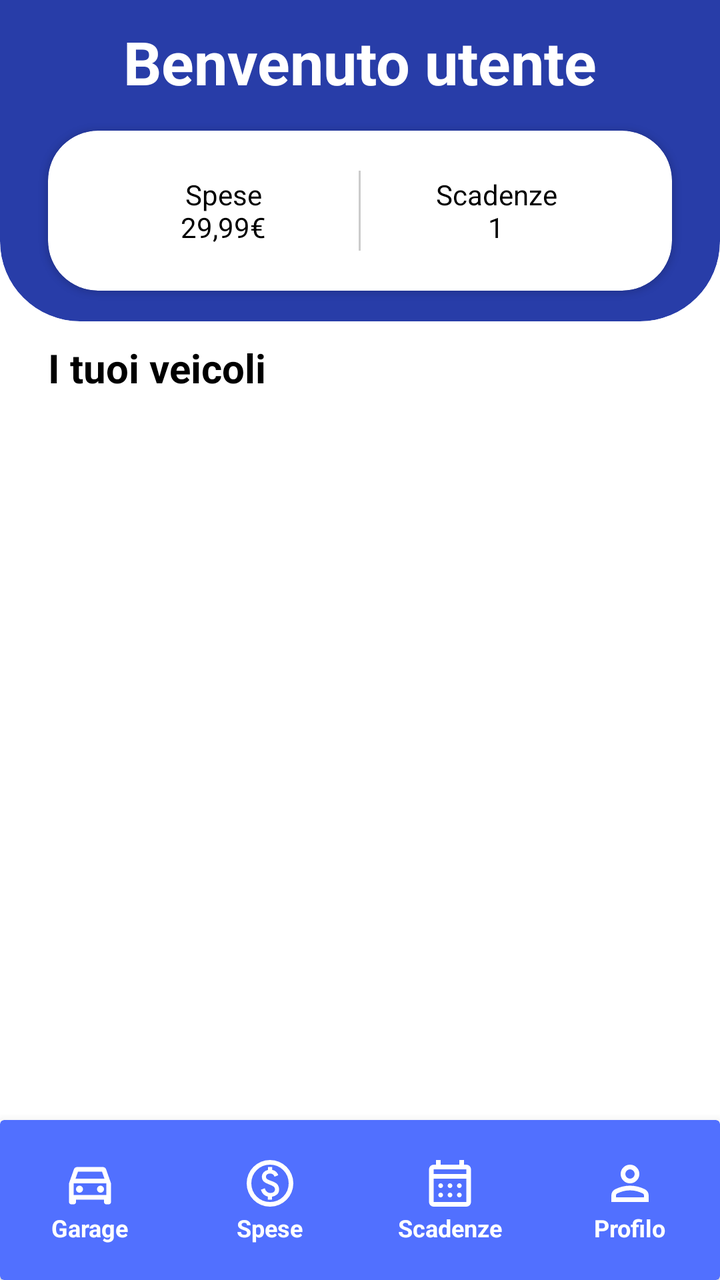
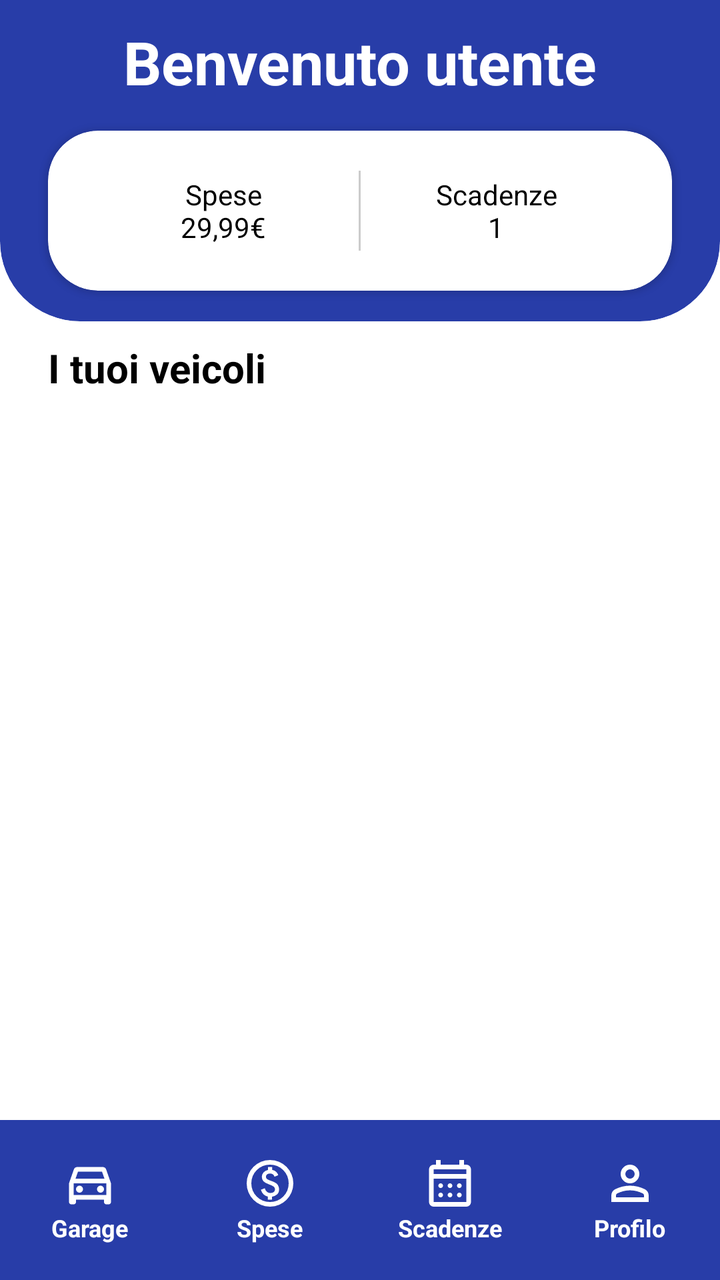

Compare the two renders of this Android layout. The source of the first and the diff that turns it into the second are given below.
<!-- AndroidManifest.xml: application theme Theme.MyCarManager -->
<!-- res/layout/activity_home.xml -->
<?xml version="1.0" encoding="utf-8"?>
<androidx.constraintlayout.widget.ConstraintLayout
    xmlns:android="http://schemas.android.com/apk/res/android"
    xmlns:app="http://schemas.android.com/apk/res-auto"
    xmlns:tools="http://schemas.android.com/tools"
    android:layout_width="match_parent"
    android:layout_height="match_parent"
    android:background="@color/Bianco"
    android:id="@+id/clHome">


    
    <androidx.cardview.widget.CardView
        android:id="@+id/cvHeaderProfilo"
        android:layout_width="match_parent"
        android:layout_height="200dp"
        android:layout_marginTop="-40dp"
        app:cardBackgroundColor="@color/Blu"
        app:cardCornerRadius="40dp"
        app:cardElevation="0dp"
        app:layout_constraintTop_toTopOf="parent">

        <TextView
            android:id="@+id/tvBenvenuto"
            android:layout_width="match_parent"
            android:layout_height="wrap_content"
            android:layout_marginTop="50dp"
            android:gravity="center"
            android:text="Benvenuto utente"
            android:textColor="@color/Bianco"
            android:textSize="30dp"
            android:textStyle="bold" />
    </androidx.cardview.widget.CardView>

    
    <androidx.cardview.widget.CardView
        android:id="@+id/cvSpeseScadenze"
        android:layout_width="match_parent"
        android:layout_height="wrap_content"
        android:layout_marginHorizontal="24dp"
        app:cardCornerRadius="25dp"
        android:layout_marginBottom="15dp"
        app:layout_constraintBottom_toBottomOf="@id/cvHeaderProfilo"> 

        <LinearLayout
            android:layout_width="match_parent"
            android:layout_height="wrap_content"
            android:padding="20dp"
            android:orientation="horizontal"
            android:gravity="center">

            <TextView
                android:layout_width="0dp"
                android:layout_height="wrap_content"
                android:layout_weight="1"
                android:gravity="center"
                android:text="Spese\n29,99€"
                android:textColor="@color/Nero" />

            <View
                android:layout_width="1dp"
                android:layout_height="40dp"
                android:background="#CCCCCC" />

            <TextView
                android:layout_width="0dp"
                android:layout_height="wrap_content"
                android:layout_weight="1"
                android:gravity="center"
                android:text="Scadenze\n1"
                android:textColor="@color/Nero" />
        </LinearLayout>
    </androidx.cardview.widget.CardView>

    <TextView
        android:id="@+id/tvEsempio"
        android:layout_width="wrap_content"
        android:layout_height="wrap_content"
        android:layout_marginStart="24dp"
        android:text="I tuoi veicoli"
        android:textColor="@color/Nero"
        android:paddingTop="10dp"
        android:textSize="20dp"
        android:textStyle="bold"
        app:layout_constraintStart_toStartOf="parent"
        app:layout_constraintTop_toBottomOf="@id/cvHeaderProfilo" /> 

    <androidx.recyclerview.widget.RecyclerView
        android:id="@+id/rvVeicoli"
        android:layout_width="match_parent"
        android:layout_height="0dp"
        tools:listitem="@layout/item_auto"
        app:layout_constraintTop_toBottomOf="@id/tvEsempio"
        app:layout_constraintBottom_toTopOf="@id/nb" />
    <include
        android:id="@+id/nb"
        layout="@layout/item_nav_bar"
        android:layout_width="match_parent"
        android:layout_height="wrap_content"
        app:layout_constraintBottom_toBottomOf="parent" />


</androidx.constraintlayout.widget.ConstraintLayout>
<!-- res/layout/item_auto.xml (included above) -->
<?xml version="1.0" encoding="utf-8"?>
<androidx.cardview.widget.CardView xmlns:android="http://schemas.android.com/apk/res/android"
    xmlns:app="http://schemas.android.com/apk/res-auto"
    xmlns:tools="http://schemas.android.com/tools"
    android:layout_width="match_parent"
    android:layout_height="wrap_content"
    android:layout_marginHorizontal="16dp"
    android:layout_marginVertical="8dp"
    app:cardBackgroundColor="@color/Azzuro_chiaro"
    app:cardCornerRadius="40dp"
    android:id="@+id/le_tue_auto"
    >

    <androidx.constraintlayout.widget.ConstraintLayout
        android:layout_width="match_parent"
        android:layout_height="wrap_content"
        android:padding="20dp">

        
        <androidx.cardview.widget.CardView
            android:id="@+id/cvImmagineAuto"
            android:layout_width="110dp"
            android:layout_height="110dp"
            app:layout_constraintBottom_toBottomOf="parent"
            app:layout_constraintStart_toStartOf="parent"
            app:layout_constraintTop_toTopOf="parent">

            <ImageView
                android:id="@+id/ivAuto"
                android:layout_width="match_parent"
                android:layout_height="match_parent"
                android:padding="8dp"
                android:src="@drawable/ic_logout"
                 />
        </androidx.cardview.widget.CardView>

        
        <TextView
            android:id="@+id/tvNomeAuto"
            android:layout_width="0dp"
            android:layout_height="wrap_content"
            android:layout_marginStart="20dp"
            android:text="Fiat Panda"
            android:textColor="@color/Nero"
            android:textSize="24dp"
            android:textStyle="bold"
            app:layout_constraintStart_toEndOf="@id/cvImmagineAuto" />

        <TextView
            android:id="@+id/tvTargaAuto"
            android:layout_width="0dp"
            android:layout_height="wrap_content"
            android:text="AB123CD"
            android:textColor="#555555"
            android:textSize="18dp"
            android:textStyle="bold"
            app:layout_constraintEnd_toEndOf="parent"
            app:layout_constraintStart_toStartOf="@id/tvNomeAuto"
            app:layout_constraintTop_toBottomOf="@id/tvNomeAuto" />

        <TextView
            android:id="@+id/tvStatoAuto"
            android:layout_width="0dp"
            android:layout_height="wrap_content"
            android:text="Attiva"
            android:textColor="@color/Verde"
            android:textSize="18dp"
            android:textStyle="bold"
            app:layout_constraintEnd_toEndOf="parent"
            app:layout_constraintStart_toStartOf="@id/tvNomeAuto"
            app:layout_constraintTop_toBottomOf="@id/tvTargaAuto" />

        
        <ImageView
            android:id="@+id/ivIconaSveglia"
            android:layout_width="28dp"
            android:layout_height="28dp"
            android:layout_marginTop="8dp"
            android:src="@android:drawable/ic_lock_idle_alarm"
            app:layout_constraintStart_toStartOf="@id/tvNomeAuto"
            app:layout_constraintTop_toBottomOf="@id/tvStatoAuto"
            app:tint="@color/Verde" />

    </androidx.constraintlayout.widget.ConstraintLayout>
</androidx.cardview.widget.CardView>
<!-- res/layout/item_nav_bar.xml (included above) -->
<?xml version="1.0" encoding="utf-8"?>
<androidx.cardview.widget.CardView
    xmlns:android="http://schemas.android.com/apk/res/android"
    xmlns:app="http://schemas.android.com/apk/res-auto"
    xmlns:tools="http://schemas.android.com/tools"
    android:layout_width="match_parent"
    android:layout_height="120dp"
    android:layout_marginTop="-40dp"
    app:cardBackgroundColor="@color/Blu_intenso"
    app:cardElevation="8dp">

    
    <LinearLayout
        android:layout_width="match_parent"
        android:layout_height="80dp"
        android:layout_gravity="bottom"
        android:orientation="horizontal"
        android:baselineAligned="false">

        
        <LinearLayout
            android:layout_width="0dp"
            android:layout_height="match_parent"
            android:layout_weight="1"
            android:gravity="center"
            android:orientation="vertical"
            android:clickable="true"
            android:focusable="true"
            >

            <ImageView
                android:layout_width="34dp"
                android:layout_height="28dp"
                android:src="@drawable/ic_auto"
                app:tint="@color/Bianco" />
            <TextView
                android:layout_width="wrap_content"
                android:layout_height="wrap_content"
                android:text="Garage"
                android:textColor="@color/Bianco"
                android:textSize="12sp"
                android:textStyle="bold" />
        </LinearLayout>

        
        <LinearLayout
            android:layout_width="0dp"
            android:layout_height="match_parent"
            android:layout_weight="1"
            android:gravity="center"
            android:orientation="vertical"
            android:clickable="true"
            android:focusable="true"
            >
            <ImageView
                android:layout_width="28dp"
                android:layout_height="28dp"
                android:src="@drawable/ic_spese"
                app:tint="@color/Bianco" />
            <TextView
                android:layout_width="wrap_content"
                android:layout_height="wrap_content"
                android:text="Spese"
                android:textColor="@color/Bianco"
                android:textSize="12sp"
                android:textStyle="bold" />
        </LinearLayout>

        <LinearLayout
            android:layout_width="0dp"
            android:layout_height="match_parent"
            android:layout_weight="1"
            android:gravity="center"
            android:orientation="vertical"
            android:clickable="true"
            android:focusable="true"
            >
            <ImageView
                android:layout_width="28dp"
                android:layout_height="28dp"
                android:src="@drawable/ic_scadenze"
                app:tint="@color/Bianco" />
            <TextView
                android:layout_width="wrap_content"
                android:layout_height="wrap_content"
                android:text="Scadenze"
                android:textColor="@color/Bianco"
                android:textSize="12sp"
                android:textStyle="bold" />
        </LinearLayout>
        <LinearLayout
            android:layout_width="0dp"
            android:layout_height="match_parent"
            android:layout_weight="1"
            android:gravity="center"
            android:orientation="vertical"
            android:clickable="true"
            android:focusable="true"
            >
            <ImageView
                android:layout_width="28dp"
                android:layout_height="28dp"
                android:src="@drawable/ic_profilo"
                app:tint="@color/Bianco" />
            <TextView
                android:layout_width="wrap_content"
                android:layout_height="wrap_content"
                android:text="Profilo"
                android:textColor="@color/Bianco"
                android:textSize="12sp"
                android:textStyle="bold" />
        </LinearLayout>

    </LinearLayout>
</androidx.cardview.widget.CardView>
<!-- resources referenced by this layout -->
<resources>
  <color name="Azzuro_chiaro">#d4f4ff</color>
  <color name="Bianco">#ffffff</color>
  <color name="Blu">#283da8</color>
  <color name="Blu_intenso">#5170ff</color>
  <color name="Nero">#000000</color>
  <color name="Verde">#17c808</color>
  <!-- drawable ic_auto (drawable) -->
  <vector xmlns:android="http://schemas.android.com/apk/res/android"
      android:width="24dp"
      android:height="24dp"
      android:viewportWidth="960"
      android:viewportHeight="960"
      android:tint="?attr/colorControlNormal">
    <path
        android:fillColor="@android:color/white"
        android:pathData="M240,760L240,800Q240,817 228.5,828.5Q217,840 200,840L160,840Q143,840 131.5,828.5Q120,817 120,800L120,480L204,240Q210,222 225.5,211Q241,200 260,200L700,200Q719,200 734.5,211Q750,222 756,240L840,480L840,800Q840,817 828.5,828.5Q817,840 800,840L760,840Q743,840 731.5,828.5Q720,817 720,800L720,760L240,760ZM232,400L728,400L686,280L274,280L232,400ZM200,480L200,480L200,680L200,680L200,480ZM300,640Q325,640 342.5,622.5Q360,605 360,580Q360,555 342.5,537.5Q325,520 300,520Q275,520 257.5,537.5Q240,555 240,580Q240,605 257.5,622.5Q275,640 300,640ZM660,640Q685,640 702.5,622.5Q720,605 720,580Q720,555 702.5,537.5Q685,520 660,520Q635,520 617.5,537.5Q600,555 600,580Q600,605 617.5,622.5Q635,640 660,640ZM200,680L760,680L760,480L200,480L200,680Z"/>
  </vector>
  <!-- drawable ic_logout (drawable) -->
  <vector xmlns:android="http://schemas.android.com/apk/res/android"
      android:width="24dp"
      android:height="24dp"
      android:viewportWidth="960"
      android:viewportHeight="960"
      android:tint="?attr/colorControlNormal"
      android:autoMirrored="true">
    <path
        android:fillColor="@android:color/white"
        android:pathData="M200,840Q167,840 143.5,816.5Q120,793 120,760L120,200Q120,167 143.5,143.5Q167,120 200,120L480,120L480,200L200,200Q200,200 200,200Q200,200 200,200L200,760Q200,760 200,760Q200,760 200,760L480,760L480,840L200,840ZM640,680L585,622L687,520L360,520L360,440L687,440L585,338L640,280L840,480L640,680Z"/>
  </vector>
  <style name="Theme.MyCarManager" parent="Base.Theme.MyCarManager" />
  <style name="Base.Theme.MyCarManager" parent="Theme.Material3.DayNight.NoActionBar">
          
          <item name="android:statusBarColor">@color/Blu</item>
          <item name="android:windowLightStatusBar">false</item>
          <item name="colorPrimary">@color/Blu</item>
          <item name="colorAccent">@color/Blu_scuro</item>
          <item name="colorOnPrimary">@color/Bianco</item>
          <item name="colorSecondary">@color/Blu_scuro</item>
          <item name="colorOnSecondary">@color/Nero</item>
          
          <item name="colorControlActivated">@color/Blu_chiaro</item>
          
          <item name="android:textColorHighlight">@color/Blu_intenso</item>
      </style>
  <color name="Blu_scuro">#0f1b6e</color>
  <color name="Blu_chiaro">#abb9fd</color>
  <!-- unchanged entries left out for length: 3 -->
</resources>

<!-- the commit's change to res/layout/activity_home.xml (unified diff, before → after) -->
@@ -73,7 +73,7 @@
     </androidx.cardview.widget.CardView>
 
     <TextView
-        android:id="@+id/tvEsempio"
+        android:id="@+id/tvVeicoli"
         android:layout_width="wrap_content"
         android:layout_height="wrap_content"
         android:layout_marginStart="24dp"
@@ -90,11 +90,11 @@
         android:layout_width="match_parent"
         android:layout_height="0dp"
         tools:listitem="@layout/item_auto"
-        app:layout_constraintTop_toBottomOf="@id/tvEsempio"
+        app:layout_constraintTop_toBottomOf="@id/tvVeicoli"
         app:layout_constraintBottom_toTopOf="@id/nb" />
     <include
         android:id="@+id/nb"
-        layout="@layout/item_nav_bar"
+        layout="@layout/activity_main"
         android:layout_width="match_parent"
         android:layout_height="wrap_content"
         app:layout_constraintBottom_toBottomOf="parent" />
@@ -187,119 +187,132 @@
 
     </androidx.constraintlayout.widget.ConstraintLayout>
 </androidx.cardview.widget.CardView>
-<!-- res/layout/item_nav_bar.xml (included above) -->
+<!-- res/layout/activity_main.xml (included above) -->
 <?xml version="1.0" encoding="utf-8"?>
-<androidx.cardview.widget.CardView
-    xmlns:android="http://schemas.android.com/apk/res/android"
+<androidx.constraintlayout.widget.ConstraintLayout xmlns:android="http://schemas.android.com/apk/res/android"
     xmlns:app="http://schemas.android.com/apk/res-auto"
-    xmlns:tools="http://schemas.android.com/tools"
     android:layout_width="match_parent"
-    android:layout_height="120dp"
-    android:layout_marginTop="-40dp"
-    app:cardBackgroundColor="@color/Blu_intenso"
-    app:cardElevation="8dp">
-
-    
-    <LinearLayout
-        android:layout_width="match_parent"
-        android:layout_height="80dp"
-        android:layout_gravity="bottom"
-        android:orientation="horizontal"
-        android:baselineAligned="false">
+    android:layout_height="match_parent">
+
+    <androidx.fragment.app.FragmentContainerView
+        android:id="@+id/main"
+        android:layout_width="match_parent"
+        android:layout_height="match_parent"
+        app:layout_constraintBottom_toBottomOf="parent"
+        app:layout_constraintEnd_toEndOf="parent"
+        app:layout_constraintStart_toStartOf="parent"
+        app:layout_constraintTop_toTopOf="parent" />
+
 
         
         <LinearLayout
-            android:layout_width="0dp"
-            android:layout_height="match_parent"
-            android:layout_weight="1"
-            android:gravity="center"
-            android:orientation="vertical"
-            android:clickable="true"
-            android:focusable="true"
-            >
-
-            <ImageView
-                android:layout_width="34dp"
-                android:layout_height="28dp"
-                android:src="@drawable/ic_auto"
-                app:tint="@color/Bianco" />
-            <TextView
-                android:layout_width="wrap_content"
-                android:layout_height="wrap_content"
-                android:text="Garage"
-                android:textColor="@color/Bianco"
-                android:textSize="12sp"
-                android:textStyle="bold" />
+            android:layout_width="match_parent"
+            android:layout_height="80dp"
+            android:layout_gravity="bottom"
+            android:orientation="horizontal"
+            android:baselineAligned="false"
+            android:background="@color/Blu"
+            app:layout_constraintBottom_toBottomOf="parent">
+
+            
+            <LinearLayout
+                android:id="@+id/llgarage"
+                android:layout_width="0dp"
+                android:layout_height="match_parent"
+                android:layout_weight="1"
+                android:gravity="center"
+                android:orientation="vertical"
+                android:clickable="true"
+                android:focusable="true"
+                >
+
+                <ImageView
+                    android:layout_width="34dp"
+                    android:layout_height="28dp"
+                    android:src="@drawable/ic_auto"
+                    app:tint="@color/Bianco" />
+                <TextView
+                    android:layout_width="wrap_content"
+                    android:layout_height="wrap_content"
+                    android:text="Garage"
+                    android:textColor="@color/Bianco"
+                    android:textSize="12sp"
+                    android:textStyle="bold" />
+            </LinearLayout>
+
+            
+            <LinearLayout
+                android:id="@+id/llspese"
+                android:layout_width="0dp"
+                android:layout_height="match_parent"
+                android:layout_weight="1"
+                android:gravity="center"
+                android:orientation="vertical"
+                android:clickable="true"
+                android:focusable="true"
+                >
+                <ImageView
+                    android:layout_width="28dp"
+                    android:layout_height="28dp"
+                    android:src="@drawable/ic_spese"
+                    app:tint="@color/Bianco" />
+                <TextView
+                    android:layout_width="wrap_content"
+                    android:layout_height="wrap_content"
+                    android:text="Spese"
+                    android:textColor="@color/Bianco"
+                    android:textSize="12sp"
+                    android:textStyle="bold" />
+            </LinearLayout>
+
+            <LinearLayout
+                android:id="@+id/llscadenze"
+                android:layout_width="0dp"
+                android:layout_height="match_parent"
+                android:layout_weight="1"
+                android:gravity="center"
+                android:orientation="vertical"
+                android:clickable="true"
+                android:focusable="true"
+                >
+                <ImageView
+                    android:layout_width="28dp"
+                    android:layout_height="28dp"
+                    android:src="@drawable/ic_scadenze"
+                    app:tint="@color/Bianco" />
+                <TextView
+                    android:layout_width="wrap_content"
+                    android:layout_height="wrap_content"
+                    android:text="Scadenze"
+                    android:textColor="@color/Bianco"
+                    android:textSize="12sp"
+                    android:textStyle="bold" />
+            </LinearLayout>
+            <LinearLayout
+                android:id="@+id/llprofilo"
+                android:layout_width="0dp"
+                android:layout_height="match_parent"
+                android:layout_weight="1"
+                android:gravity="center"
+                android:orientation="vertical"
+                android:clickable="true"
+                android:focusable="true"
+                >
+                <ImageView
+                    android:layout_width="28dp"
+                    android:layout_height="28dp"
+                    android:src="@drawable/ic_profilo"
+                    app:tint="@color/Bianco" />
+                <TextView
+                    android:layout_width="wrap_content"
+                    android:layout_height="wrap_content"
+                    android:text="Profilo"
+                    android:textColor="@color/Bianco"
+                    android:textSize="12sp"
+                    android:textStyle="bold" />
+            </LinearLayout>
+
         </LinearLayout>
 
-        
-        <LinearLayout
-            android:layout_width="0dp"
-            android:layout_height="match_parent"
-            android:layout_weight="1"
-            android:gravity="center"
-            android:orientation="vertical"
-            android:clickable="true"
-            android:focusable="true"
-            >
-            <ImageView
-                android:layout_width="28dp"
-                android:layout_height="28dp"
-                android:src="@drawable/ic_spese"
-                app:tint="@color/Bianco" />
-            <TextView
-                android:layout_width="wrap_content"
-                android:layout_height="wrap_content"
-                android:text="Spese"
-                android:textColor="@color/Bianco"
-                android:textSize="12sp"
-                android:textStyle="bold" />
-        </LinearLayout>
-
-        <LinearLayout
-            android:layout_width="0dp"
-            android:layout_height="match_parent"
-            android:layout_weight="1"
-            android:gravity="center"
-            android:orientation="vertical"
-            android:clickable="true"
-            android:focusable="true"
-            >
-            <ImageView
-                android:layout_width="28dp"
-                android:layout_height="28dp"
-                android:src="@drawable/ic_scadenze"
-                app:tint="@color/Bianco" />
-            <TextView
-                android:layout_width="wrap_content"
-                android:layout_height="wrap_content"
-                android:text="Scadenze"
-                android:textColor="@color/Bianco"
-                android:textSize="12sp"
-                android:textStyle="bold" />
-        </LinearLayout>
-        <LinearLayout
-            android:layout_width="0dp"
-            android:layout_height="match_parent"
-            android:layout_weight="1"
-            android:gravity="center"
-            android:orientation="vertical"
-            android:clickable="true"
-            android:focusable="true"
-            >
-            <ImageView
-                android:layout_width="28dp"
-                android:layout_height="28dp"
-                android:src="@drawable/ic_profilo"
-                app:tint="@color/Bianco" />
-            <TextView
-                android:layout_width="wrap_content"
-                android:layout_height="wrap_content"
-                android:text="Profilo"
-                android:textColor="@color/Bianco"
-                android:textSize="12sp"
-                android:textStyle="bold" />
-        </LinearLayout>
-
-    </LinearLayout>
-</androidx.cardview.widget.CardView>
+
+</androidx.constraintlayout.widget.ConstraintLayout>
